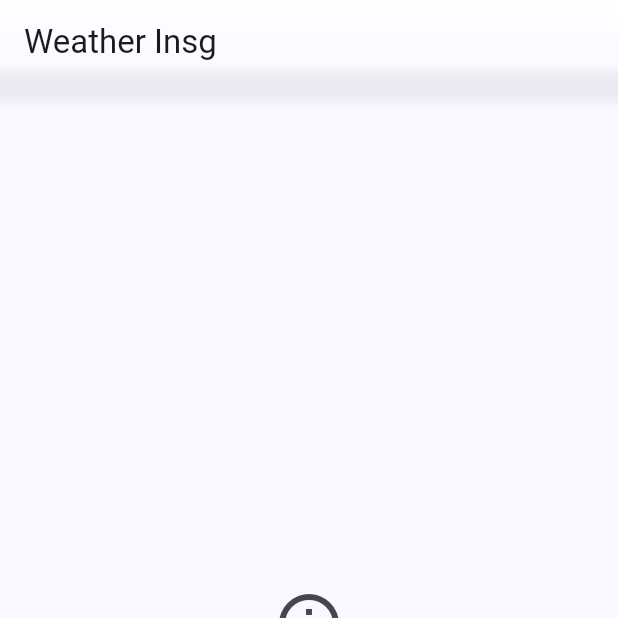
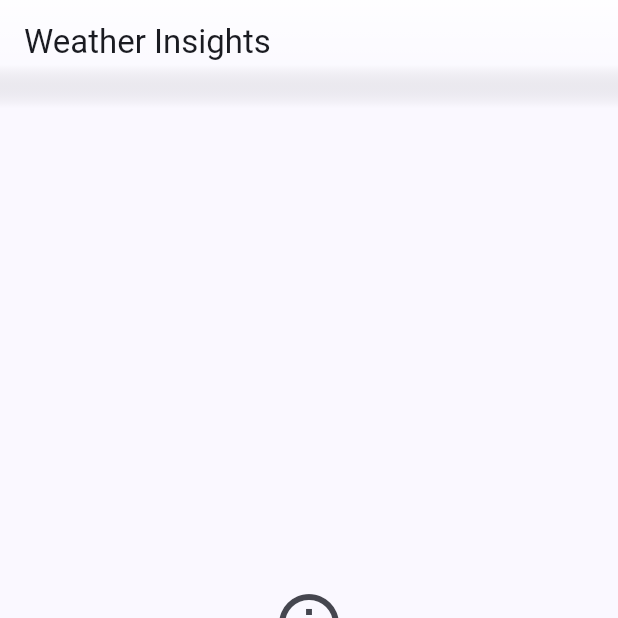
Before and after one commit to aadishsamir123/asdev-weatherfast, a Flutter app: the screen it shows after launch, item 2 of the bottom bar chosen, on a phone screen of 412 x 824 dp, the top half of it. Run offline on Flutter 3.47's test engine with Material 3 defaults, Android fonts, the phone set to English and light mode, and no system bars; drawn by our look-alikes of dynamic_color; our stand-ins replace flutter_typeahead, geolocator, package_info_plus, timezone; missing offline and left inert: flutter_inappwebview.

Commit message:
Update lib/detail_screen.dart
Co-authored-by: coderabbitai[bot] <136622811+coderabbitai[bot]@users.noreply.github.com>

```diff
--- a/lib/detail_screen.dart
+++ b/lib/detail_screen.dart
@@ -738,7 +738,7 @@ class _DetailScreenState extends State<DetailScreen>
 
     if (widget.location == null || widget.location!.isEmpty) {
       return Scaffold(
-        appBar: animatedAppBar(child: const Text('Weather Insg')),
+        appBar: animatedAppBar(child: const Text('Weather Insights')),
         body: Center(
           child: Column(
             mainAxisAlignment: MainAxisAlignment.center,
```
